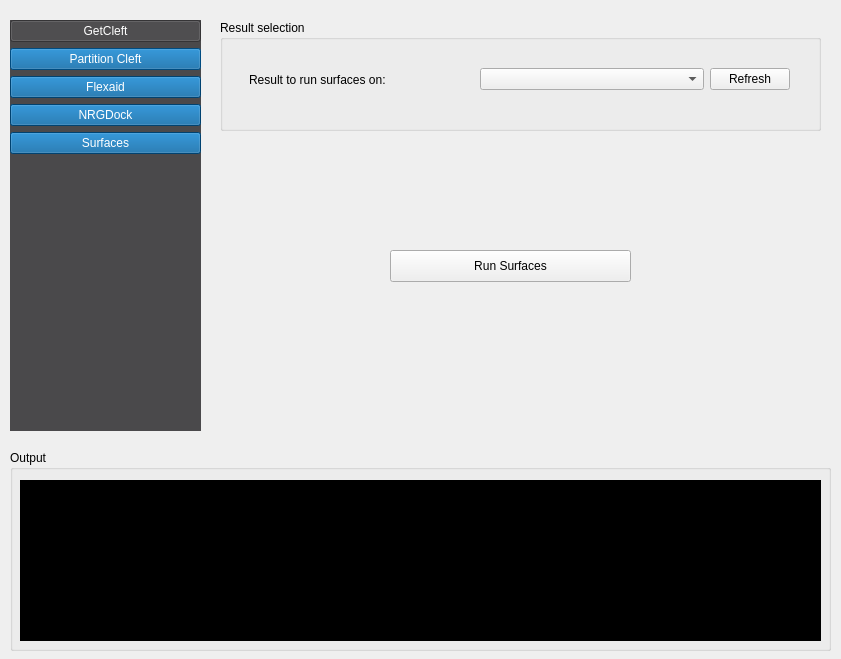
First picture: the form in nrgdock_widget.ui, repository ThomasDesc/NRG_plugin, before the edit.
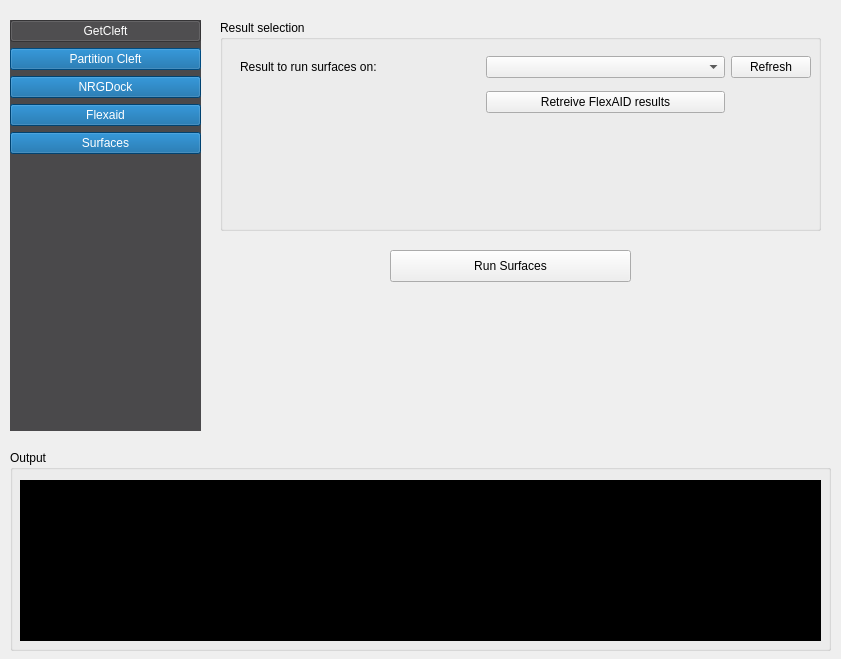
Second picture: the form after the edit. The open tabs and pages were chosen to show the change.

Patch:
```diff
--- a/nrgdock_widget.ui
+++ b/nrgdock_widget.ui
@@ -77,19 +77,6 @@
       </property>
      </widget>
     </item>
-    <item>
-     <widget class="QPushButton" name="button_flexaid">
-      <property name="text">
-       <string>Flexaid</string>
-      </property>
-      <property name="checkable">
-       <bool>true</bool>
-      </property>
-      <property name="autoExclusive">
-       <bool>true</bool>
-      </property>
-     </widget>
-    </item>
     <item>
      <widget class="QPushButton" name="button_nrgdock">
       <property name="text">
@@ -103,6 +90,19 @@
       </property>
      </widget>
     </item>
+    <item>
+     <widget class="QPushButton" name="button_flexaid">
+      <property name="text">
+       <string>Flexaid</string>
+      </property>
+      <property name="checkable">
+       <bool>true</bool>
+      </property>
+      <property name="autoExclusive">
+       <bool>true</bool>
+      </property>
+     </widget>
+    </item>
     <item>
      <widget class="QPushButton" name="button_Surfaces">
       <property name="text">
@@ -1576,7 +1576,7 @@
        <x>20</x>
        <y>20</y>
        <width>601</width>
-       <height>111</height>
+       <height>211</height>
       </rect>
      </property>
      <property name="title">
@@ -1585,21 +1585,34 @@
      <widget class="QWidget" name="horizontalLayoutWidget_5">
       <property name="geometry">
        <rect>
-        <x>29</x>
+        <x>20</x>
         <y>29</y>
-        <width>541</width>
-        <height>61</height>
+        <width>571</width>
+        <height>72</height>
        </rect>
       </property>
-      <layout class="QHBoxLayout" name="horizontalLayout_6">
-       <item>
+      <layout class="QGridLayout" name="gridLayout_13">
+       <item row="0" column="0">
         <widget class="QLabel" name="label_3">
          <property name="text">
           <string>Result to run surfaces on:</string>
          </property>
         </widget>
        </item>
-       <item>
+       <item row="0" column="2">
+        <widget class="QPushButton" name="surfaces_refresh_button">
+         <property name="sizePolicy">
+          <sizepolicy hsizetype="Maximum" vsizetype="Fixed">
+           <horstretch>0</horstretch>
+           <verstretch>0</verstretch>
+          </sizepolicy>
+         </property>
+         <property name="text">
+          <string>Refresh</string>
+         </property>
+        </widget>
+       </item>
+       <item row="0" column="1">
         <widget class="QComboBox" name="surface_select_result">
          <property name="sizePolicy">
           <sizepolicy hsizetype="Minimum" vsizetype="Fixed">
@@ -1615,16 +1628,10 @@
          </property>
         </widget>
        </item>
-       <item>
-        <widget class="QPushButton" name="surfaces_refresh_button">
-         <property name="sizePolicy">
-          <sizepolicy hsizetype="Maximum" vsizetype="Fixed">
-           <horstretch>0</horstretch>
-           <verstretch>0</verstretch>
-          </sizepolicy>
-         </property>
+       <item row="1" column="1">
+        <widget class="QPushButton" name="surfaces_retreive_flexaid_result">
          <property name="text">
-          <string>Refresh</string>
+          <string>Retreive FlexAID results</string>
          </property>
         </widget>
        </item>
```
Left out of the diff: 36 changed lines with no effect on the pictures.
